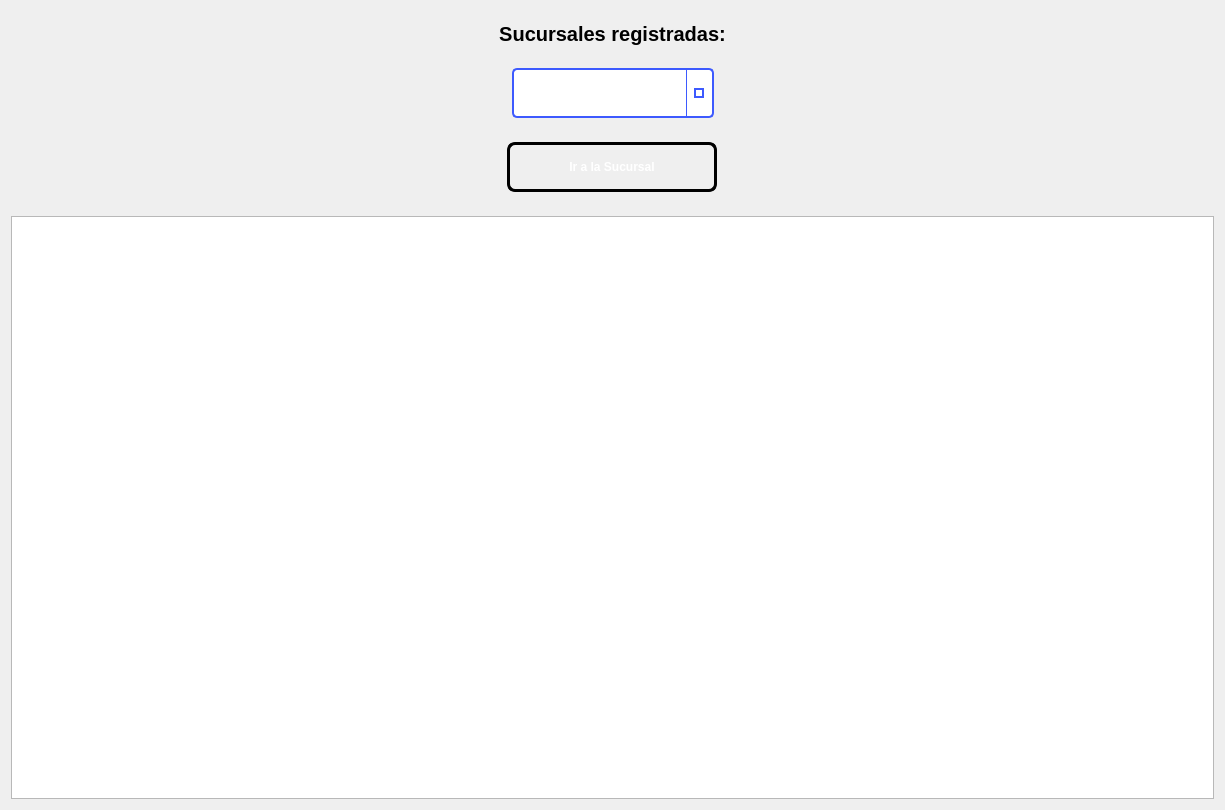
Qt form ui/inicio/pantallaverenvios.ui (pablo-mald03/Proyecto-No2-EDD) before a commit.
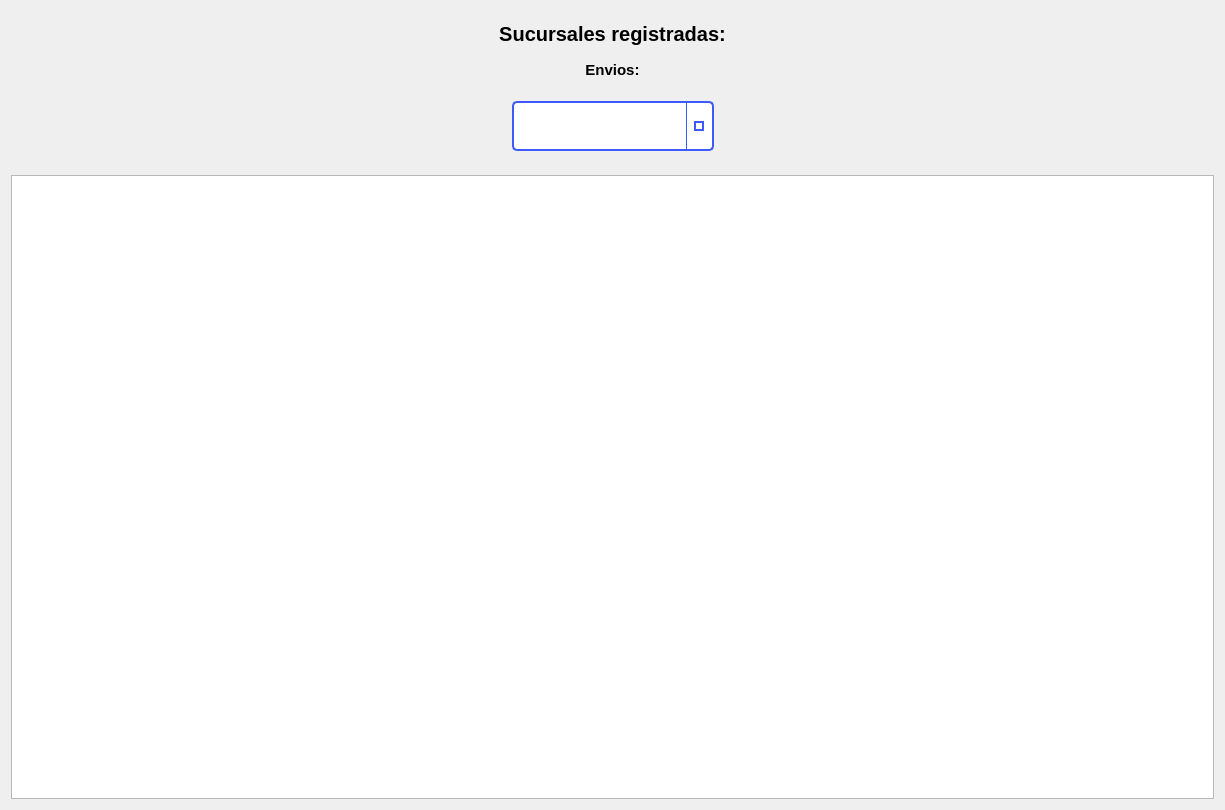
The same form after that commit.

Commit message: Se ha finalizado la implementacion base de la interfaz de visualizacion de grafor

The edit to the form file:
```diff
--- a/ui/inicio/pantallaverenvios.ui
+++ b/ui/inicio/pantallaverenvios.ui
@@ -16,12 +16,6 @@
   <layout class="QVBoxLayout" name="verticalLayout">
    <item>
     <widget class="QWidget" name="widget_16" native="true">
-     <property name="minimumSize">
-      <size>
-       <width>500</width>
-       <height>180</height>
-      </size>
-     </property>
      <layout class="QVBoxLayout" name="verticalLayout_2">
       <item>
        <widget class="QLabel" name="labelSucursales">
@@ -57,6 +51,34 @@
         </property>
        </widget>
       </item>
+      <item>
+       <widget class="QLabel" name="lblInfoEnvio">
+        <property name="styleSheet">
+         <string notr="true">QLabel#lblInfoEnvio {        
+ 
+    color: qlineargradient(x1:0, y1:0, x2:1, y2:1, 
+	stop:0 rgb(0, 0, 0), 
+	stop:1 rgb(8, 2, 48));
+
+  	 font-size: 15px;
+    font-weight: bold;
+    font-family: &quot;Segoe UI&quot;, Arial;
+    
+    background: transparent;
+    padding: 2px;
+    margin-bottom: 5px;
+}
+
+</string>
+        </property>
+        <property name="text">
+         <string>Envios:</string>
+        </property>
+        <property name="alignment">
+         <set>Qt::AlignmentFlag::AlignCenter</set>
+        </property>
+       </widget>
+      </item>
       <item>
        <widget class="QWidget" name="widget" native="true">
         <layout class="QHBoxLayout" name="horizontalLayout">
@@ -145,75 +167,6 @@
         </layout>
        </widget>
       </item>
-      <item>
-       <widget class="QWidget" name="widget_2" native="true">
-        <property name="minimumSize">
-         <size>
-          <width>200</width>
-          <height>0</height>
-         </size>
-        </property>
-        <property name="maximumSize">
-         <size>
-          <width>16777215</width>
-          <height>150</height>
-         </size>
-        </property>
-        <layout class="QHBoxLayout" name="horizontalLayout_2">
-         <item>
-          <widget class="QPushButton" name="btnViajar">
-           <property name="minimumSize">
-            <size>
-             <width>210</width>
-             <height>50</height>
-            </size>
-           </property>
-           <property name="maximumSize">
-            <size>
-             <width>150</width>
-             <height>16777215</height>
-            </size>
-           </property>
-           <property name="styleSheet">
-            <string notr="true">QPushButton#btnViajar {
-    background-color: qlineargradient(spread:pad, x1:0, y1:0, x2:1, y2:1, 
-                        stop:0 rgb(198, 70, 0), 
-                        stop:1 rgb(64, 191, 178));
-    
-    border: 3px solid black;
-    border-radius: 8px;
-    
-    color: white;
-    font-family: &quot;Arial Black&quot;, Gadget, sans-serif;
-    font-size: 12px;
-    font-weight: bold;
-    text-transform: uppercase;
-    
-    padding: 10px 25px;
-}
-
-QPushButton#btnLimpiar:hover {
-    background-color: qlineargradient(spread:pad, x1:0, y1:0, x2:1, y2:1, 
-                        stop:0 rgba(41, 128, 185, 255), 
-                        stop:1 rgba(142, 68, 173, 255));
-    border-color: #f1c40f;
-}
-
-
-QPushButton#btnLimpiar:pressed {
-    background-color: #2c3e50;
-    padding-top: 12px;
-    padding-left: 27px;
-}</string>
-           </property>
-           <property name="text">
-            <string>Ir a la Sucursal</string>
-           </property>
-          </widget>
-         </item>
-        </layout>
-       </widget>
-      </item>
      </layout>
     </widget>
    </item>
```
The commit also changes 6 other files.
